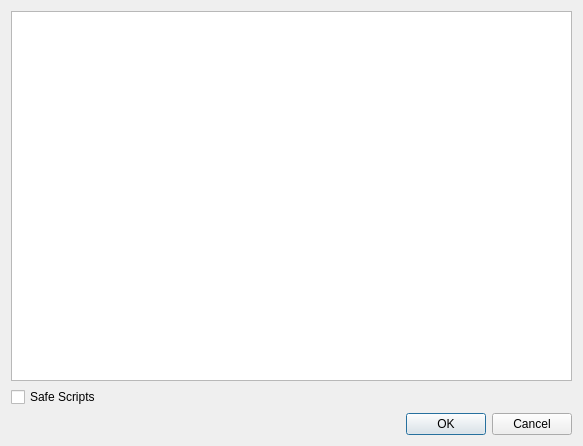
po-devs/pokemon-online, file src/ClientScripting/scriptwindow.ui: the form before one commit.
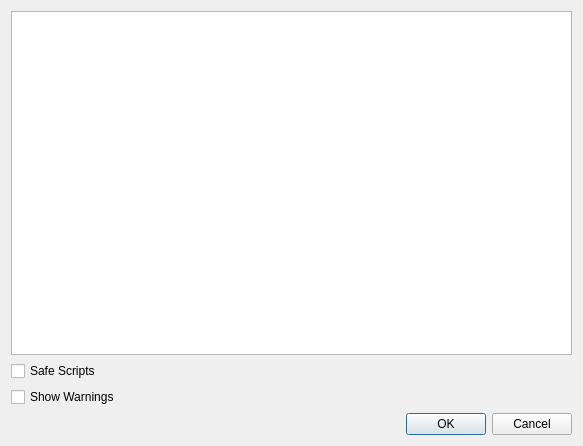
The form after the commit.

Commit message: Improved timers client & server-side, show warnings option for client-scripting.

```diff
--- a/src/ClientScripting/scriptwindow.ui
+++ b/src/ClientScripting/scriptwindow.ui
@@ -40,6 +40,13 @@
      </property>
     </widget>
    </item>
+   <item>
+    <widget class="QCheckBox" name="warn">
+     <property name="text">
+      <string>Show Warnings</string>
+     </property>
+    </widget>
+   </item>
    <item>
     <widget class="QDialogButtonBox" name="buttonBox">
      <property name="orientation">
```
Left out of the diff: 1 changed line with no effect on the pictures. The commit also changes 7 other files.
